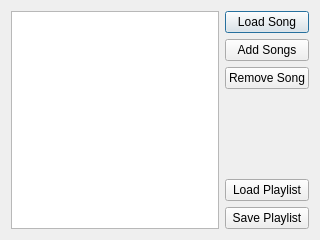
Above: playlist_ui.ui from Vampouille/superboucle before the change. Below: the same form after it.
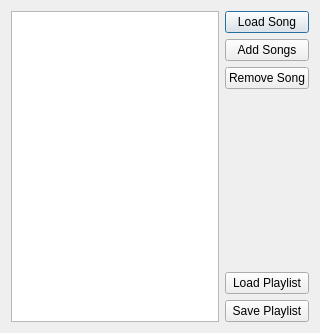
That is the form after the change.

Commit message: Playlist dialog a little bigger (cherry picked from commit 269ec17)

```diff
--- a/playlist_ui.ui
+++ b/playlist_ui.ui
@@ -7,7 +7,7 @@
     <x>0</x>
     <y>0</y>
     <width>320</width>
-    <height>240</height>
+    <height>333</height>
    </rect>
   </property>
   <property name="windowTitle">
```
